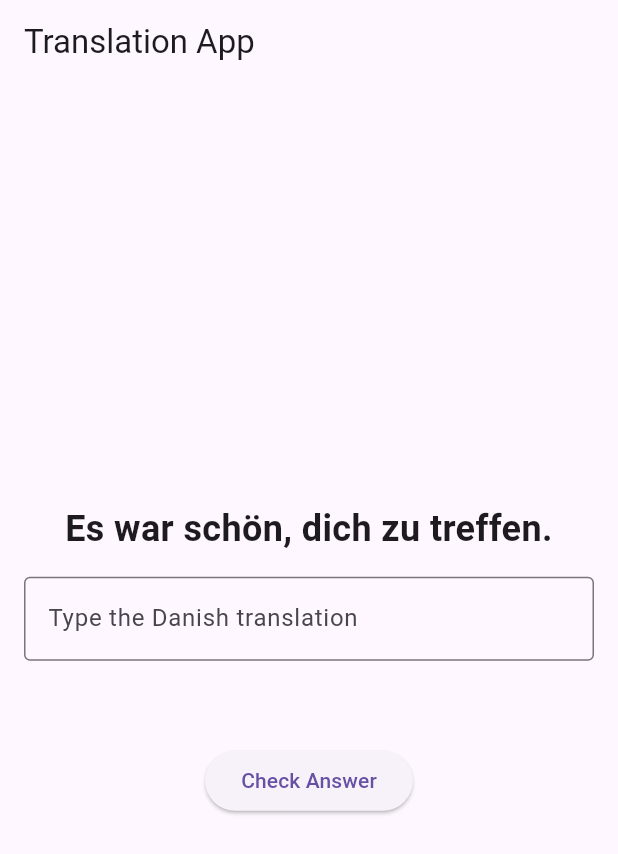
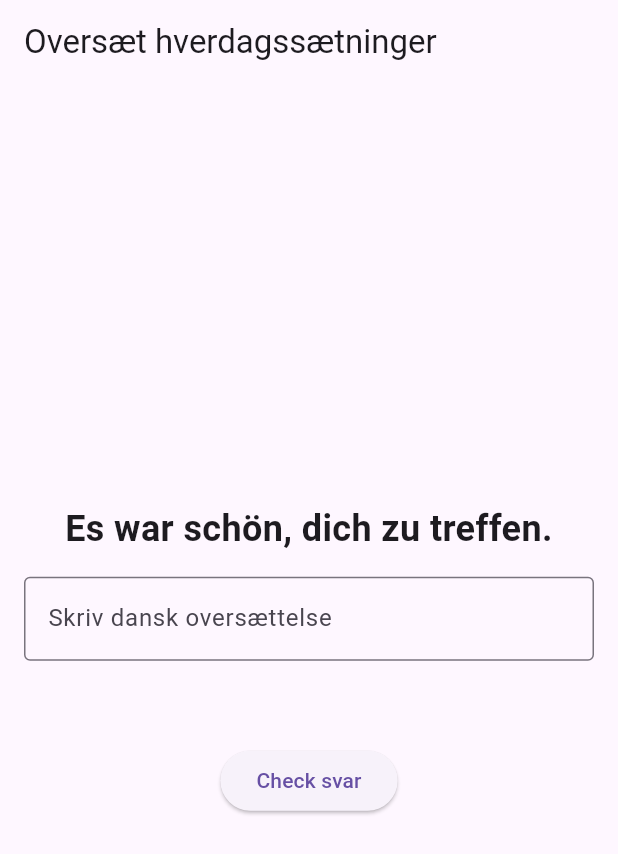
Before and after one commit to ViktorPopp/LearnGerman, a Flutter app: the screen it shows after launch, on a phone screen of 412 x 824 dp. Shown: the top 854 px of the screen. Run offline on Flutter 3.47's test engine with Material 3 defaults, Android fonts, the phone set to English and light mode, and no system bars.

Commit message:
New name

```diff
--- a/lib/main.dart
+++ b/lib/main.dart
@@ -2,16 +2,16 @@ import 'package:flutter/material.dart';
 import 'pages/TranslationScreen.dart';
 
 void main() async {
-  runApp(const MyApp());
+  runApp(const App());
 }
 
-class MyApp extends StatelessWidget {
-  const MyApp({super.key});
+class App extends StatelessWidget {
+  const App({super.key});
 
   @override
   Widget build(BuildContext context) {
     return MaterialApp(
-      title: 'Translation App',
+      title: 'Tysk Nøglen',
       theme: ThemeData(
         primarySwatch: Colors.blue,
       ),
--- a/lib/pages/TranslationScreen.dart
+++ b/lib/pages/TranslationScreen.dart
@@ -31,7 +31,7 @@ class _TranslationScreenState extends State<TranslationScreen> {
 
     setState(() {
       if (userAnswer.toLowerCase() == correctAnswer.toLowerCase()) {
-        feedback = 'Correct! Well done!';
+        feedback = 'Korrekt!';
         // Move to next phrase after a short delay
         Future.delayed(const Duration(seconds: 1), () {
           setState(() {
@@ -41,7 +41,7 @@ class _TranslationScreenState extends State<TranslationScreen> {
           });
         });
       } else {
-        feedback = 'Oops! Try again.';
+        feedback = 'Oops! Prøv igen';
       }
     });
   }
@@ -52,7 +52,7 @@ class _TranslationScreenState extends State<TranslationScreen> {
 
     return Scaffold(
       appBar: AppBar(
-        title: const Text('Translation App'),
+        title: const Text('Oversæt hverdagssætninger'),
       ),
       body: Padding(
         padding: const EdgeInsets.all(16.0),
@@ -74,7 +74,7 @@ class _TranslationScreenState extends State<TranslationScreen> {
             TextField(
               controller: _controller,
               decoration: const InputDecoration(
-                labelText: 'Type the Danish translation',
+                labelText: 'Skriv dansk oversættelse',
                 border: OutlineInputBorder(),
               ),
             ),
@@ -84,7 +84,7 @@ class _TranslationScreenState extends State<TranslationScreen> {
             Text(
               feedback,
               style: TextStyle(
-                color: feedback == 'Correct! Well done!' ? Colors.green : Colors.red,
+                color: feedback == 'Korrekt!' ? Colors.green : Colors.red,
                 fontSize: 18,
                 fontWeight: FontWeight.bold,
               ),
@@ -94,7 +94,7 @@ class _TranslationScreenState extends State<TranslationScreen> {
             // Submit button
             ElevatedButton(
               onPressed: checkAnswer,
-              child: const Text('Check Answer'),
+              child: const Text('Check svar'),
             ),
           ],
         ),
--- a/pubspec.yaml
+++ b/pubspec.yaml
@@ -1,4 +1,4 @@
-name: learn_german
+name: tysk_noeglen
 description: "A new Flutter project."
 # The following line prevents the package from being accidentally published to
 # pub.dev using `flutter pub publish`. This is preferred for private packages.
```
Also changed, not shown: 21 other files.
